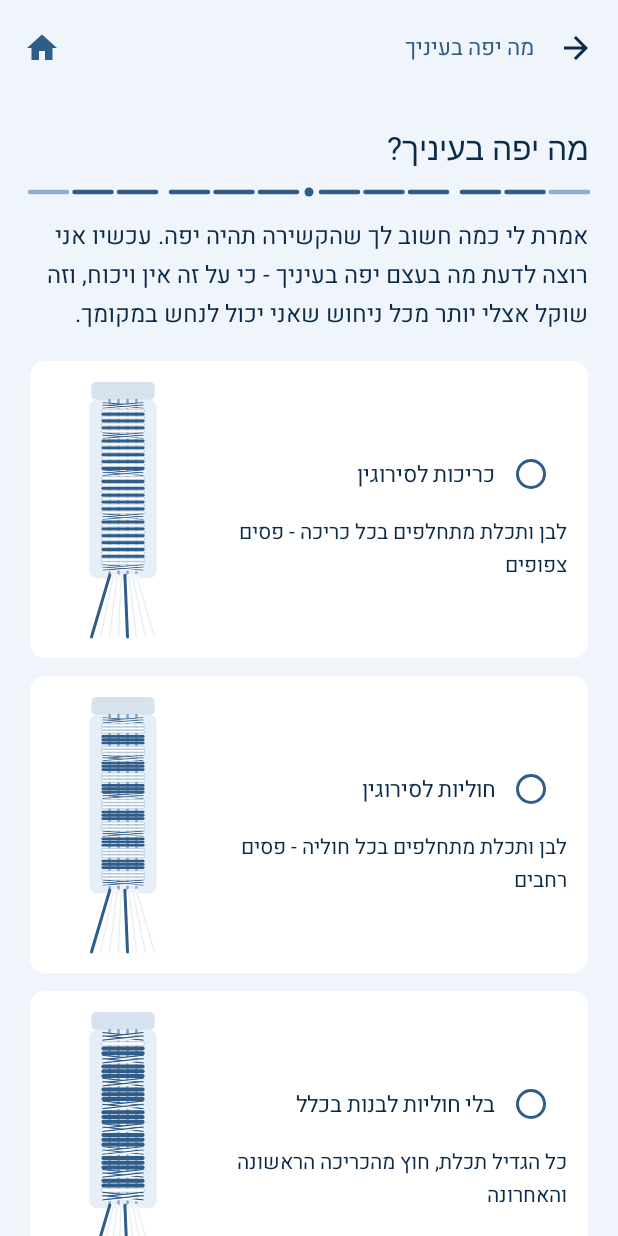
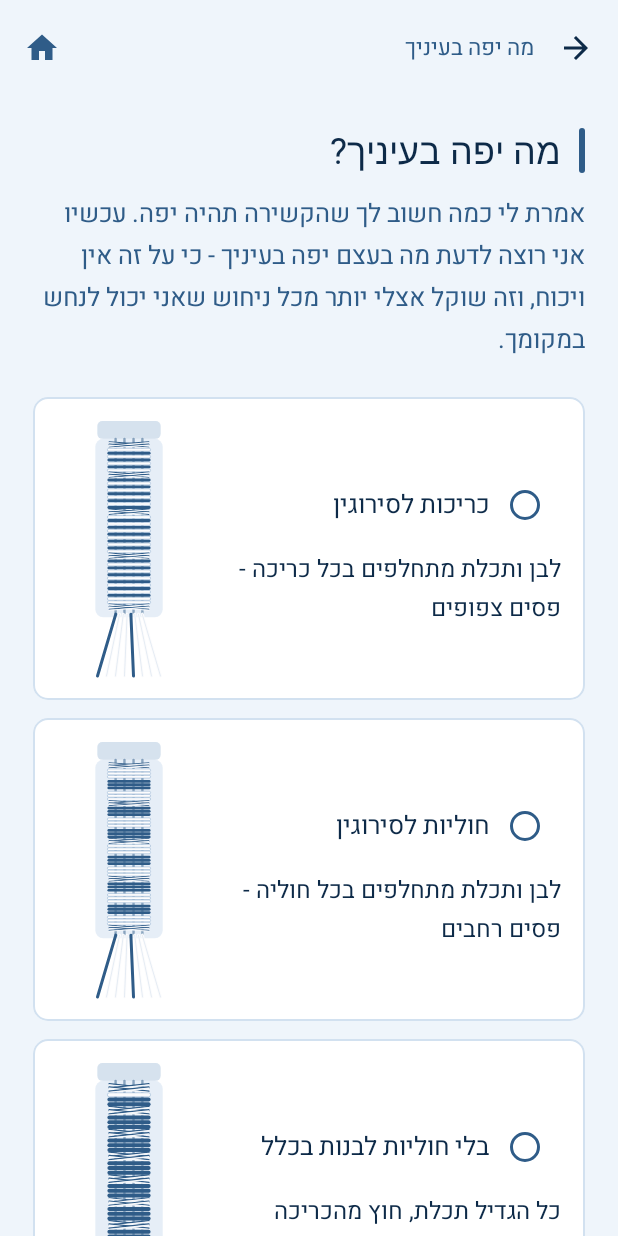
Before and after one commit to ukorall/tekhelet, an Android app built with Jetpack Compose: the LookPreferenceScreen screen opened through its navigation route, on a phone screen of 412 x 824 dp. Run offline under Robolectric (Android 15) with nearby library versions, the phone set to English and light mode, and no system bars; Roboto replaces fonts that are not available here.

Commit message:
Carry the new design language across the rest of the screens
Extras, Journey, Look, TopicNotes, Library, History, MethodDetail,
Questionnaire, Builder, Tree and Feedback now use PageHeader, SectionHeading,
Leaf, NavRow and Aside instead of headline text plus stacked Cards, so the
whole app reads the same way rather than the two screens converted first.

The lists that were stacks of clickable Cards - the method library, the
extras index, the topic menu - are now NavRows. That is the change that
shows most: a list of eleven methods was eleven floating boxes, and is now
a list.

## Methods that leave 7-vs-13 open

Three methods (Rambam, Aruch mix, Amram Gaon) carry SEVEN_OR_THIRTEEN, and
the builder quietly drew them as 13. Drawing has to pick one, but the app was
then presenting a decision it had made on the user's behalf as if it were the
method's.

Now the choice is stated rather than hidden: the instructions say the method
leaves it open, that 13 is what is drawn because it is the fuller case, and
that choosing 7 means stopping after the seventh chulya. The buying advice
recomputes the tekhelet winds for 7 chulyot, and when that lands in a cheaper
length tier it says so - a Rambam tied with 7 chulyot needs חינוך/גר"א rather
than the standard length, which is a real saving nobody should miss because
the drawing happened to show 13.

The rule-of-thumb thresholds moved into one `tierFor` so the alternative
calculation cannot drift from the main one.

## VOICE.md

The writing-style characterisation you asked for: what is actually
distinctive about how you write (you narrow scope rather than widen it, you
give the rule of thumb before the principle, blunt assessments, colloquial
connectors inside halachic content, no enthusiasm), a do/don't table derived
from it, and what I changed in the app's copy to match. It also lists the
lines I deliberately left alone because I could not tell whether you wrote
them or I did.

Co-Authored-By: Claude Opus 5 <noreply@anthropic.com>
Claude-Session: https://claude.ai/code/session_01EqV7A9d4k2rtFXs3WURfG4

```diff
--- a/app/src/main/java/org/tekhelet/knotadvisor/logic/GadilBuilder.kt
+++ b/app/src/main/java/org/tekhelet/knotadvisor/logic/GadilBuilder.kt
@@ -150,6 +150,11 @@ object GadilBuilder {
         val chulyot = when (c.chulyotCount) {
             ChulyotCount.SEVEN -> 7
             ChulyotCount.THIRTEEN -> 13
+            // השיטה הזו לא מכריעה בין 7 ל-13, ולכן צריך לבחור מה **לצייר**.
+            // בחרתי ב-13 כי זו האפשרות המלאה, ומי שירצה 7 רואה תת-קבוצה של מה
+            // שמצויר. אבל הבחירה הזו לא נשארת חבויה בקוד: ההוראות אומרות
+            // במפורש שהשיטה משאירה את זה פתוח, וההמלצה על מה לקנות מציינת
+            // שאם בוחרים 7 אפשר להסתפק בסט קצר וזול יותר.
             ChulyotCount.SEVEN_OR_THIRTEEN -> 13
             null -> 13
         }
--- a/app/src/main/java/org/tekhelet/knotadvisor/ui/screens/LookPreferenceScreen.kt
+++ b/app/src/main/java/org/tekhelet/knotadvisor/ui/screens/LookPreferenceScreen.kt
@@ -11,8 +11,7 @@ import androidx.compose.ui.Alignment
 import androidx.compose.ui.Modifier
 import androidx.compose.ui.unit.dp
 import org.tekhelet.knotadvisor.model.*
-import org.tekhelet.knotadvisor.ui.components.GadilRule
-import org.tekhelet.knotadvisor.ui.components.TzitzitVisual
+import org.tekhelet.knotadvisor.ui.components.*
 
 /**
  * "מה יפה בעיניי" - הכרעה חזותית ישירה בין שלוש המראות האפשריים, עם ציור לכל
@@ -27,22 +26,23 @@ fun LookPreferenceScreen(
     onSelectKnot: (KnotLookPreference) -> Unit,
     onContinue: () -> Unit
 ) {
-    Column(Modifier.fillMaxSize().verticalScroll(rememberScrollState()).padding(20.dp)) {
-        Text("מה יפה בעיניך?", style = MaterialTheme.typography.headlineSmall)
-        GadilRule(modifier = Modifier.padding(top = 10.dp, bottom = 12.dp))
-        Text(
-            "אמרת לי כמה חשוב לך שהקשירה תהיה יפה. עכשיו אני רוצה לדעת מה בעצם " +
-                "יפה בעיניך - כי על זה אין ויכוח, וזה שוקל אצלי יותר מכל ניחוש " +
-                "שאני יכול לנחש במקומך.",
-            style = MaterialTheme.typography.bodyMedium
+    Column(
+        Modifier.fillMaxSize().verticalScroll(rememberScrollState())
+            .padding(horizontal = PageGutter)
+    ) {
+        Spacer(Modifier.height(20.dp))
+        PageHeader(
+            title = "מה יפה בעיניך?",
+            lead = "אמרת לי כמה חשוב לך שהקשירה תהיה יפה. עכשיו אני רוצה לדעת מה " +
+                "בעצם יפה בעיניך - כי על זה אין ויכוח, וזה שוקל אצלי יותר מכל " +
+                "ניחוש שאני יכול לנחש במקומך."
         )
 
-        Spacer(Modifier.height(18.dp))
+        Spacer(Modifier.height(24.dp))
         LookPreference.entries.forEach { option ->
             val isSelected = option == selected
-            Card(
+            Leaf(
                 modifier = Modifier
-                    .fillMaxWidth()
                     .padding(bottom = 12.dp)
                     .selectable(isSelected) { onSelect(option) }
                     .then(
@@ -52,19 +52,16 @@ fun LookPreferenceScreen(
                             MaterialTheme.shapes.medium
                         ) else Modifier
                     ),
-                colors = CardDefaults.cardColors(
-                    containerColor = if (isSelected) MaterialTheme.colorScheme.primaryContainer
-                    else MaterialTheme.colorScheme.surface
-                )
+                tinted = isSelected
             ) {
-                Row(Modifier.padding(14.dp), verticalAlignment = Alignment.CenterVertically) {
+                Row(verticalAlignment = Alignment.CenterVertically) {
                     Column(Modifier.weight(1f)) {
                         Row(verticalAlignment = Alignment.CenterVertically) {
                             RadioButton(selected = isSelected, onClick = { onSelect(option) })
-                            Text(option.label, style = MaterialTheme.typography.titleSmall)
+                            Text(option.label, style = MaterialTheme.typography.titleMedium)
                         }
-                        Spacer(Modifier.height(4.dp))
-                        Text(option.blurb, style = MaterialTheme.typography.bodySmall)
+                        Spacer(Modifier.height(6.dp))
+                        Text(option.blurb, style = MaterialTheme.typography.bodyMedium)
                     }
                     Spacer(Modifier.width(10.dp))
                     Box(Modifier.width(96.dp)) {
@@ -78,13 +75,13 @@ fun LookPreferenceScreen(
             }
         }
 
-        Spacer(Modifier.height(10.dp))
-        Text("ומה לגבי הקשרים הכפולים?", style = MaterialTheme.typography.titleSmall)
-        Spacer(Modifier.height(4.dp))
+        Spacer(Modifier.height(18.dp))
+        SectionHeading("ומה לגבי הקשרים הכפולים?")
+        Spacer(Modifier.height(12.dp))
         Text(
             "יש שיטות שבהן רואים קשרים כפולים לאורך הגדיל, ויש שבהן כמעט לא. " +
                 "יש אנשים שזה בדיוק מה שעושה להם את זה יפה, ויש שזה מפריע להם.",
-            style = MaterialTheme.typography.bodySmall
+            style = MaterialTheme.typography.bodyMedium
         )
         Spacer(Modifier.height(10.dp))
         KnotLookPreference.entries.forEach { k ->
@@ -99,9 +96,13 @@ fun LookPreferenceScreen(
             }
         }
 
-        Spacer(Modifier.height(20.dp))
-        Button(onClick = onContinue, modifier = Modifier.fillMaxWidth()) {
-            Text("להמשיך לתוצאות")
+        Spacer(Modifier.height(26.dp))
+        Button(
+            onClick = onContinue,
+            shape = MaterialTheme.shapes.small,
+            modifier = Modifier.fillMaxWidth().height(52.dp)
+        ) {
+            Text("להמשיך לתוצאות", style = MaterialTheme.typography.titleMedium)
         }
         Spacer(Modifier.height(24.dp))
     }
```
Also changed, not shown: app/src/main/java/org/tekhelet/knotadvisor/logic/Products.kt (+27 -7 lines), app/src/main/java/org/tekhelet/knotadvisor/logic/TyingInstructions.kt (+12 -2 lines), app/src/main/java/org/tekhelet/knotadvisor/ui/screens/CompositionBuilderScreen.kt (+14 -13 lines), app/src/main/java/org/tekhelet/knotadvisor/ui/screens/ExtrasScreen.kt (+26 -35 lines), app/src/main/java/org/tekhelet/knotadvisor/ui/screens/FeedbackScreen.kt (+13 -11 lines), app/src/main/java/org/tekhelet/knotadvisor/ui/screens/HistoryScreen.kt (+10 -15 lines), app/src/main/java/org/tekhelet/knotadvisor/ui/screens/JourneyScreen.kt (+44 -41 lines), app/src/main/java/org/tekhelet/knotadvisor/ui/screens/MethodDetailScreen.kt (+11 -11 lines), app/src/main/java/org/tekhelet/knotadvisor/ui/screens/MethodTreeScreen.kt (+11 -11 lines), app/src/main/java/org/tekhelet/knotadvisor/ui/screens/MethodsLibraryScreen.kt (+13 -13 lines), app/src/main/java/org/tekhelet/knotadvisor/ui/screens/QuestionnaireScreen.kt (+13 -12 lines), app/src/main/java/org/tekhelet/knotadvisor/ui/screens/TopicNotesScreen.kt (+15 -10 lines), app/src/main/java/org/tekhelet/knotadvisor/ui/screens/TyingGuideScreen.kt (+10 -0 lines), 1 other file.
